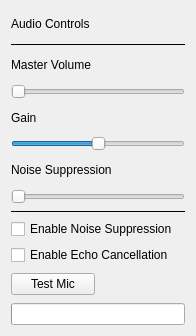
First picture: the form in Nuummite/ui/volume_control.ui, repository yuvaneshbn/Nuummite, before the edit.
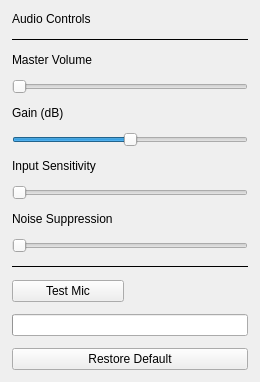
Second picture: the form after the edit.

What changed in the file:
```diff
--- a/Nuummite/ui/volume_control.ui
+++ b/Nuummite/ui/volume_control.ui
@@ -6,11 +6,26 @@
    <rect>
     <x>0</x>
     <y>0</y>
-    <width>196</width>
-    <height>336</height>
+    <width>260</width>
+    <height>320</height>
    </rect>
   </property>
   <layout class="QVBoxLayout" name="rootLayout">
+   <property name="spacing">
+    <number>12</number>
+   </property>
+   <property name="leftMargin">
+    <number>12</number>
+   </property>
+   <property name="topMargin">
+    <number>12</number>
+   </property>
+   <property name="rightMargin">
+    <number>12</number>
+   </property>
+   <property name="bottomMargin">
+    <number>12</number>
+   </property>
    <item>
     <widget class="QLabel" name="headerLabel">
      <property name="text">
@@ -45,7 +60,7 @@
    <item>
     <widget class="QLabel" name="gainLabel">
      <property name="text">
-      <string>Gain</string>
+      <string>Gain (dB)</string>
      </property>
     </widget>
    </item>
@@ -62,6 +77,20 @@
      </property>
     </widget>
    </item>
+   <item>
+    <widget class="QLabel" name="inputSensitivityLabel">
+     <property name="text">
+      <string>Input Sensitivity</string>
+     </property>
+    </widget>
+   </item>
+   <item>
+    <widget class="QSlider" name="inputSensitivitySlider">
+     <property name="orientation">
+      <enum>Qt::Horizontal</enum>
+     </property>
+    </widget>
+   </item>
    <item>
     <widget class="QLabel" name="noiseSuppressionLabel">
      <property name="text">
@@ -86,20 +115,6 @@
      </property>
     </widget>
    </item>
-   <item>
-    <widget class="QCheckBox" name="noiseSuppressionEnableCheckbox">
-     <property name="text">
-      <string>Enable Noise Suppression</string>
-     </property>
-    </widget>
-   </item>
-   <item>
-    <widget class="QCheckBox" name="echoCheckbox">
-     <property name="text">
-      <string>Enable Echo Cancellation</string>
-     </property>
-    </widget>
-   </item>
    <item>
     <layout class="QHBoxLayout" name="testMicLayout">
      <item>
@@ -111,6 +126,12 @@
      </item>
      <item>
       <widget class="QLabel" name="testStatusLabel">
+       <property name="minimumSize">
+        <size>
+         <width>100</width>
+         <height>0</height>
+        </size>
+       </property>
        <property name="text">
         <string/>
        </property>
@@ -125,6 +146,13 @@
      </property>
     </widget>
    </item>
+   <item>
+    <widget class="QPushButton" name="restoreDefaultsButton">
+     <property name="text">
+      <string>Restore Default</string>
+     </property>
+    </widget>
+   </item>
   </layout>
  </widget>
  <resources/>
```
